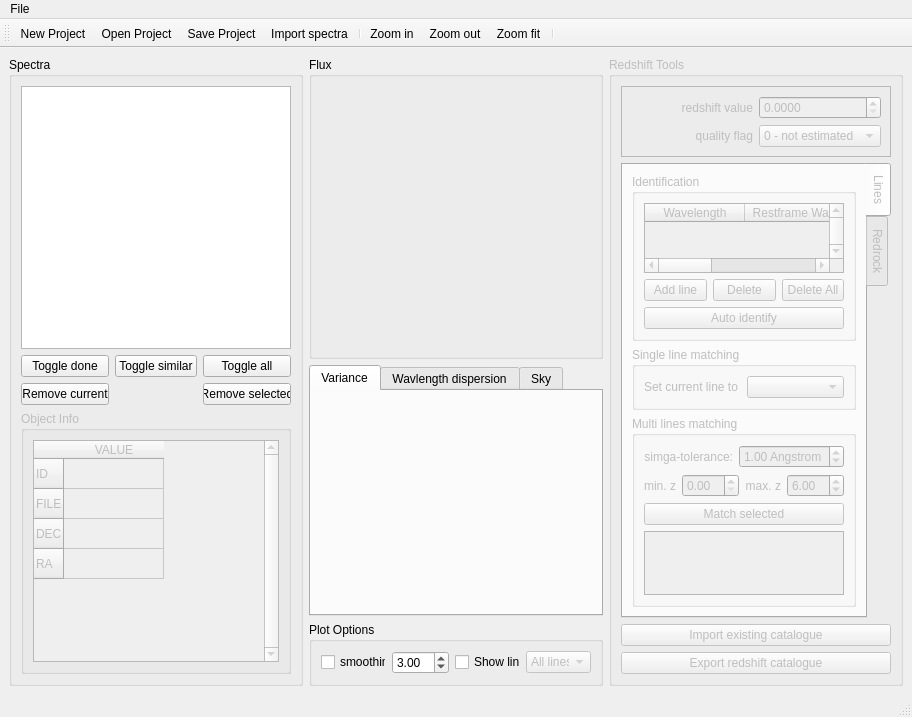
Before: the Qt Designer form pyzui/ui/main_window.ui in mauritiusdadd/redmost, drawn with Qt 5.
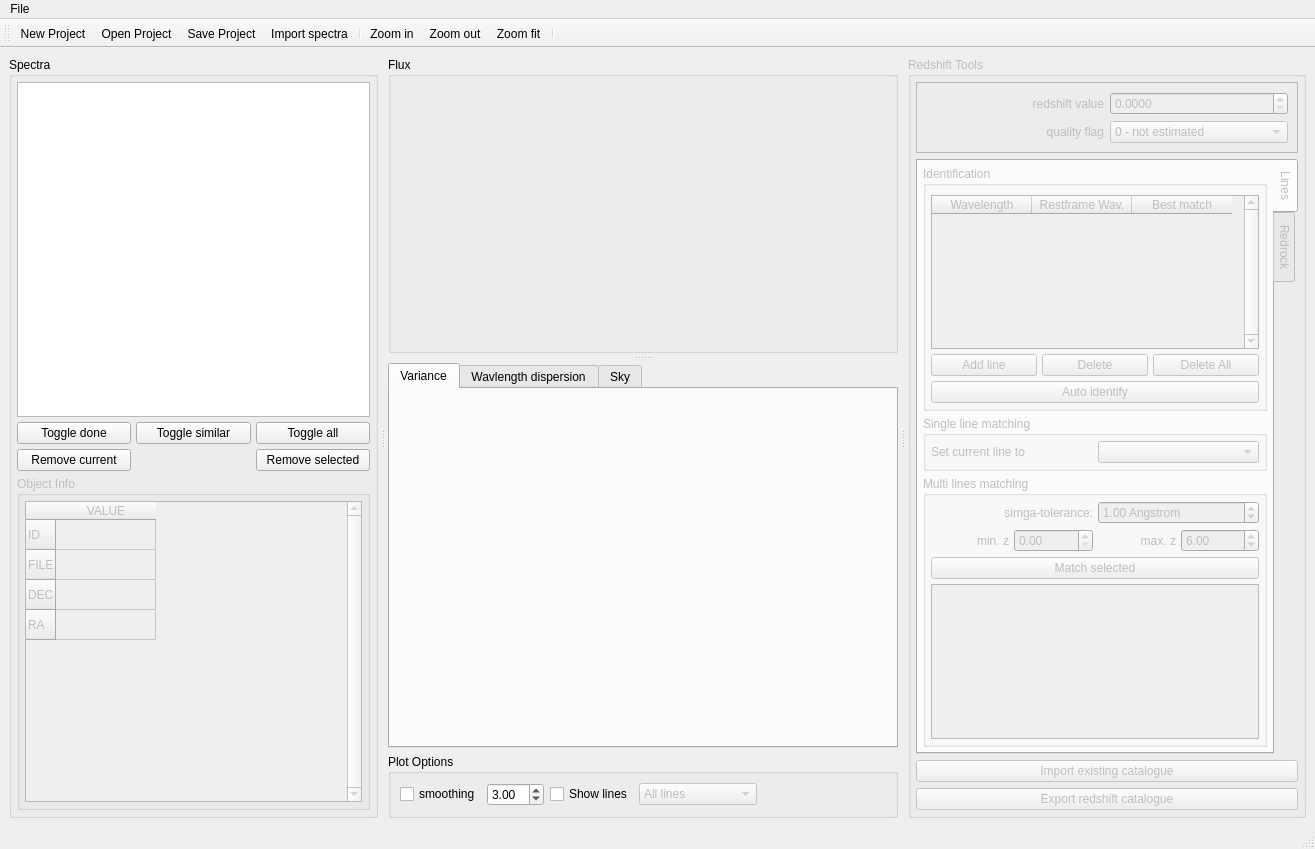
After: the same form once the commit is applied. The open tabs and pages were chosen to show the change. Icons and pictures are not drawn.

```diff
--- a/pyzui/ui/main_window.ui
+++ b/pyzui/ui/main_window.ui
@@ -6,8 +6,8 @@
    <rect>
     <x>0</x>
     <y>0</y>
-    <width>912</width>
-    <height>717</height>
+    <width>1315</width>
+    <height>849</height>
    </rect>
   </property>
   <property name="sizePolicy">
@@ -28,16 +28,35 @@
   <widget class="QWidget" name="central_widget">
    <layout class="QHBoxLayout" name="horizontalLayout">
     <item>
+     <widget class="QSplitter" name="splitter_main">
+      <property name="sizePolicy">
+       <sizepolicy hsizetype="Expanding" vsizetype="Expanding">
+        <horstretch>0</horstretch>
+        <verstretch>0</verstretch>
+       </sizepolicy>
+      </property>
+      <property name="frameShape">
+       <enum>QFrame::NoFrame</enum>
+      </property>
+      <property name="frameShadow">
+       <enum>QFrame::Plain</enum>
+      </property>
+      <property name="orientation">
+       <enum>Qt::Horizontal</enum>
+      </property>
+      <property name="handleWidth">
+       <number>10</number>
+      </property>
      <widget class="QGroupBox" name="spec_group_box">
       <property name="sizePolicy">
-       <sizepolicy hsizetype="Minimum" vsizetype="Expanding">
+        <sizepolicy hsizetype="MinimumExpanding" vsizetype="Expanding">
         <horstretch>0</horstretch>
         <verstretch>0</verstretch>
        </sizepolicy>
       </property>
       <property name="minimumSize">
        <size>
-        <width>0</width>
+         <width>300</width>
         <height>0</height>
        </size>
       </property>
@@ -51,6 +70,21 @@
        <bool>false</bool>
       </property>
       <layout class="QVBoxLayout" name="verticalLayout">
+        <property name="spacing">
+         <number>5</number>
+        </property>
+        <property name="leftMargin">
+         <number>5</number>
+        </property>
+        <property name="topMargin">
+         <number>5</number>
+        </property>
+        <property name="rightMargin">
+         <number>5</number>
+        </property>
+        <property name="bottomMargin">
+         <number>5</number>
+        </property>
        <item>
         <widget class="QListWidget" name="spec_list_widget">
          <property name="sizePolicy">
@@ -115,6 +149,21 @@
           <string>Object Info</string>
          </property>
          <layout class="QVBoxLayout" name="verticalLayout_3">
+           <property name="spacing">
+            <number>5</number>
+           </property>
+           <property name="leftMargin">
+            <number>5</number>
+           </property>
+           <property name="topMargin">
+            <number>5</number>
+           </property>
+           <property name="rightMargin">
+            <number>5</number>
+           </property>
+           <property name="bottomMargin">
+            <number>5</number>
+           </property>
           <item>
            <widget class="QTableWidget" name="obj_prop_table_widget">
             <property name="sizePolicy">
@@ -163,10 +212,28 @@
        </item>
       </layout>
      </widget>
-    </item>
+      <widget class="QWidget" name="">
+       <layout class="QVBoxLayout" name="vertical_layout_2" stretch="0,0">
     <item>
-     <layout class="QVBoxLayout" name="vertical_layout_2" stretch="6,5,0">
-      <item>
+         <widget class="QSplitter" name="splitter_plots">
+          <property name="sizePolicy">
+           <sizepolicy hsizetype="Expanding" vsizetype="Expanding">
+            <horstretch>0</horstretch>
+            <verstretch>0</verstretch>
+           </sizepolicy>
+          </property>
+          <property name="frameShape">
+           <enum>QFrame::NoFrame</enum>
+          </property>
+          <property name="frameShadow">
+           <enum>QFrame::Plain</enum>
+          </property>
+          <property name="orientation">
+           <enum>Qt::Vertical</enum>
+          </property>
+          <property name="handleWidth">
+           <number>10</number>
+          </property>
        <widget class="QGroupBox" name="flux_group_box">
         <property name="sizePolicy">
          <sizepolicy hsizetype="Expanding" vsizetype="Expanding">
@@ -225,9 +292,19 @@
          </item>
         </layout>
        </widget>
-      </item>
-      <item>
        <widget class="QTabWidget" name="other_charts_tab_widget">
+           <property name="sizePolicy">
+            <sizepolicy hsizetype="Expanding" vsizetype="Expanding">
+             <horstretch>0</horstretch>
+             <verstretch>0</verstretch>
+            </sizepolicy>
+           </property>
+           <property name="minimumSize">
+            <size>
+             <width>0</width>
+             <height>100</height>
+            </size>
+           </property>
         <property name="currentIndex">
          <number>0</number>
         </property>
@@ -298,6 +375,7 @@
          </layout>
         </widget>
        </widget>
+         </widget>
       </item>
       <item>
        <widget class="QGroupBox" name="plot_group_box">
@@ -387,8 +465,7 @@
        </widget>
       </item>
      </layout>
-    </item>
-    <item>
+      </widget>
      <widget class="QGroupBox" name="red_group_box">
       <property name="enabled">
        <bool>false</bool>
@@ -401,7 +478,7 @@
       </property>
       <property name="minimumSize">
        <size>
-        <width>0</width>
+         <width>300</width>
         <height>0</height>
        </size>
       </property>
@@ -409,6 +486,18 @@
        <string>Redshift Tools</string>
       </property>
       <layout class="QVBoxLayout" name="verticalLayout_4">
+        <property name="leftMargin">
+         <number>5</number>
+        </property>
+        <property name="topMargin">
+         <number>5</number>
+        </property>
+        <property name="rightMargin">
+         <number>5</number>
+        </property>
+        <property name="bottomMargin">
+         <number>5</number>
+        </property>
        <item>
         <widget class="QFrame" name="frame">
          <property name="sizePolicy">
@@ -519,13 +608,28 @@
           <enum>QTabWidget::Rounded</enum>
          </property>
          <property name="currentIndex">
-          <number>0</number>
+           <number>1</number>
          </property>
          <widget class="QWidget" name="tab_lines">
           <attribute name="title">
            <string>Lines</string>
           </attribute>
           <layout class="QVBoxLayout" name="verticalLayout_5">
+            <property name="spacing">
+             <number>5</number>
+            </property>
+            <property name="leftMargin">
+             <number>5</number>
+            </property>
+            <property name="topMargin">
+             <number>5</number>
+            </property>
+            <property name="rightMargin">
+             <number>5</number>
+            </property>
+            <property name="bottomMargin">
+             <number>5</number>
+            </property>
            <item>
             <widget class="QGroupBox" name="group_box_4">
              <property name="sizePolicy">
@@ -538,6 +642,18 @@
               <string>Identification</string>
              </property>
              <layout class="QVBoxLayout" name="verticalLayout_6">
+               <property name="spacing">
+                <number>5</number>
+               </property>
+               <property name="leftMargin">
+                <number>5</number>
+               </property>
+               <property name="rightMargin">
+                <number>5</number>
+               </property>
+               <property name="bottomMargin">
+                <number>5</number>
+               </property>
               <item>
                <widget class="QTableWidget" name="lines_table_widget">
                 <property name="sizePolicy">
@@ -610,6 +726,21 @@
               <string>Single line matching</string>
              </property>
              <layout class="QGridLayout" name="gridLayout_2">
+               <property name="leftMargin">
+                <number>5</number>
+               </property>
+               <property name="topMargin">
+                <number>5</number>
+               </property>
+               <property name="rightMargin">
+                <number>5</number>
+               </property>
+               <property name="bottomMargin">
+                <number>5</number>
+               </property>
+               <property name="horizontalSpacing">
+                <number>5</number>
+               </property>
               <item row="0" column="1">
                <widget class="QComboBox" name="single_line_combo_box"/>
               </item>
@@ -629,6 +760,21 @@
               <string>Multi lines matching</string>
              </property>
              <layout class="QVBoxLayout" name="verticalLayout_12">
+               <property name="spacing">
+                <number>5</number>
+               </property>
+               <property name="leftMargin">
+                <number>5</number>
+               </property>
+               <property name="topMargin">
+                <number>5</number>
+               </property>
+               <property name="rightMargin">
+                <number>5</number>
+               </property>
+               <property name="bottomMargin">
+                <number>5</number>
+               </property>
               <item>
                <layout class="QHBoxLayout" name="horizontal_layout_5">
                 <item>
@@ -723,12 +869,42 @@
            <string>Redrock</string>
           </attribute>
           <layout class="QVBoxLayout" name="verticalLayout_7">
+            <property name="spacing">
+             <number>5</number>
+            </property>
+            <property name="leftMargin">
+             <number>5</number>
+            </property>
+            <property name="topMargin">
+             <number>5</number>
+            </property>
+            <property name="rightMargin">
+             <number>5</number>
+            </property>
+            <property name="bottomMargin">
+             <number>5</number>
+            </property>
            <item>
             <widget class="QGroupBox" name="group_box_5">
              <property name="title">
               <string>Options</string>
              </property>
              <layout class="QVBoxLayout" name="verticalLayout_8">
+               <property name="spacing">
+                <number>5</number>
+               </property>
+               <property name="leftMargin">
+                <number>5</number>
+               </property>
+               <property name="topMargin">
+                <number>5</number>
+               </property>
+               <property name="rightMargin">
+                <number>5</number>
+               </property>
+               <property name="bottomMargin">
+                <number>5</number>
+               </property>
               <item>
                <widget class="QRadioButton" name="redrock_all_radio">
                 <property name="text">
@@ -765,6 +941,21 @@
               <string>Status</string>
              </property>
              <layout class="QVBoxLayout" name="verticalLayout_9">
+               <property name="spacing">
+                <number>5</number>
+               </property>
+               <property name="leftMargin">
+                <number>5</number>
+               </property>
+               <property name="topMargin">
+                <number>5</number>
+               </property>
+               <property name="rightMargin">
+                <number>5</number>
+               </property>
+               <property name="bottomMargin">
+                <number>5</number>
+               </property>
               <item>
                <widget class="QTextEdit" name="redrock_text_edit">
                 <property name="verticalScrollBarPolicy">
@@ -837,6 +1028,7 @@
        </item>
       </layout>
      </widget>
+     </widget>
     </item>
    </layout>
   </widget>
@@ -845,7 +1037,7 @@
     <rect>
      <x>0</x>
      <y>0</y>
-     <width>912</width>
+     <width>1315</width>
      <height>22</height>
     </rect>
    </property>
```
Lines whose indentation alone changed are shown as unchanged.
